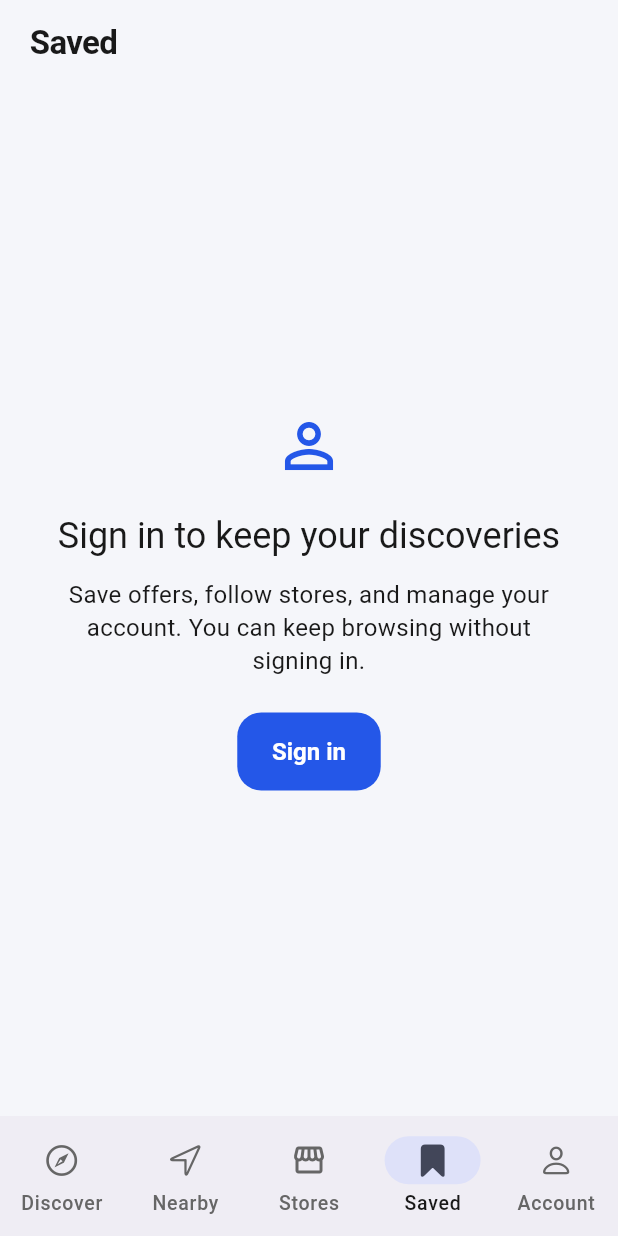
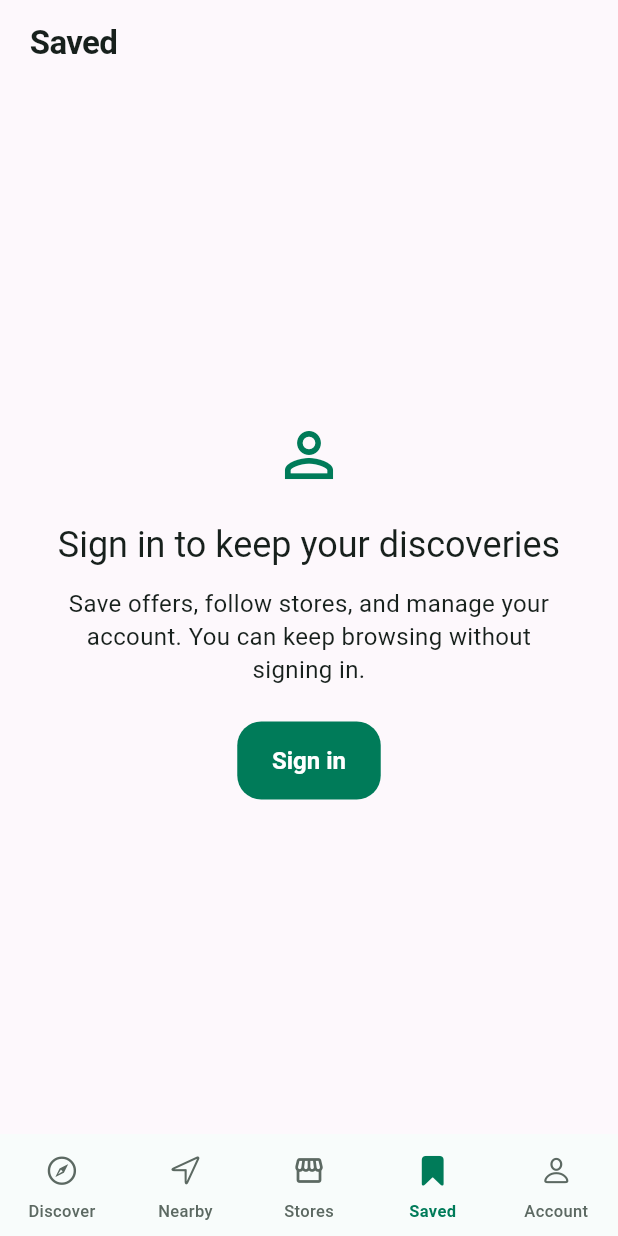
Before and after one commit to deepalweb/DealFinder, a Flutter app: the screen it shows after launch, item 4 of the bottom bar chosen, on a phone screen of 412 x 824 dp. Run offline on Flutter 3.47's test engine with Material 3 defaults, Android fonts, the phone set to English and light mode, and no system bars; our stand-ins replace cached_network_image, firebase_auth, firebase_core, firebase_messaging, flutter_dotenv, flutter_image_compress and 10 more; missing offline and left inert: flutter_app_badger, mobile_scanner; accounts and stored records are empty; network calls fail.

Commit message:
Use one green theme and tab bar across the app
Discover, Nearby and offer details used a green theme while every other
screen used blue, so the selected tab and surfaces changed color between
tabs (HIG color.md: one color, one meaning). AppTheme now carries the
green palette, including green-tinted neutrals for light and dark, and a
single NavigationBarTheme; stitchDiscoverTheme keeps only compact control
sizing. Direct blue references move to AppColors.brand, and the unused
low-contrast textTertiary token is removed.

All text/surface pairs measure 5.3:1 or higher (WCAG AA).

Co-Authored-By: Claude Opus 5.5 <noreply@anthropic.com>

```diff
--- a/mobile_app/lib/src/config/app_theme.dart
+++ b/mobile_app/lib/src/config/app_theme.dart
@@ -5,27 +5,28 @@ import 'package:flutter/services.dart';
 /// DealFinder: sapphire actions, quiet surfaces, and photography-led content.
 /// Legacy names remain aliases so all existing screens share the new tokens.
 class AppColors {
-  static const ceylonInk = Color(0xFF2457E8);
+  // One brand color across the app (was blue #2457E8 outside Discover).
+  static const brand = Color(0xFF007B59);
+  static const brandDark = Color(0xFF81E2BF);
   static const turmeric = Color(0xFFFFD67A);
   static const chili = Color(0xFFBC3548);
   static const betelGreen = Color(0xFF237450);
-  static const sand = Color(0xFFF5F6FA);
-  static const charcoal = Color(0xFF191919);
-  static const ash = Color(0xFF666666);
+  static const sand = Color(0xFFFDF8FC);
+  static const charcoal = Color(0xFF17201C);
+  static const ash = Color(0xFF5C6962);
   static const textPrimary = charcoal;
   static const textSecondary = ash;
-  static const textTertiary = Color(0xFF737D90);
   static const surfaceLight = sand;
   static const cardLight = Color(0xFFFFFFFF);
-  static const borderLight = Color(0xFFDDE2EC);
+  static const borderLight = Color(0xFFE8E5E7);
   static const borderSubtle = Color(0xFFE8ECF3);
-  static const surfaceDark = Color(0xFF10131B);
-  static const cardDark = Color(0xFF1B202C);
-  static const borderDark = Color(0xFF343C4C);
-  static const textPrimaryDark = Color(0xFFF1F4FA);
-  static const textSecondaryDark = Color(0xFFADB8CC);
+  static const surfaceDark = Color(0xFF111A16);
+  static const cardDark = Color(0xFF1B2721);
+  static const borderDark = Color(0xFF38463E);
+  static const textPrimaryDark = Color(0xFFEDF5EF);
+  static const textSecondaryDark = Color(0xFFB5C6BB);
   static const barBackgroundLight = Color(0xEEFFFFFF);
-  static const barBackgroundDark = Color(0xEE1B202C);
+  static const barBackgroundDark = Color(0xEE1B2721);
   static const error = chili;
 
   static bool isDark(BuildContext context) =>
@@ -93,7 +94,7 @@ class AppMotion {
 class AppButtonStyles {
   static ButtonStyle primary({Color? background, Color? foreground}) =>
       ElevatedButton.styleFrom(
-        backgroundColor: background ?? AppColors.ceylonInk,
+        backgroundColor: background ?? AppColors.brand,
         foregroundColor: foreground ?? Colors.white,
         elevation: 0,
         minimumSize: const Size(48, 52),
@@ -140,26 +141,28 @@ class AppTheme {
     final border = highContrast
         ? (dark ? AppColors.textSecondaryDark : AppColors.textSecondary)
         : (dark ? AppColors.borderDark : AppColors.borderLight);
-    final accent = dark ? const Color(0xFF9EB9FF) : AppColors.ceylonInk;
-    final onAccent = dark ? AppColors.surfaceDark : Colors.white;
+    final accent = dark ? AppColors.brandDark : AppColors.brand;
+    final onAccent = dark ? const Color(0xFF003829) : Colors.white;
     final scheme = ColorScheme.fromSeed(
-            seedColor: AppColors.ceylonInk, brightness: brightness)
+            seedColor: AppColors.brand, brightness: brightness)
         .copyWith(
       primary: accent,
       onPrimary: onAccent,
       primaryContainer:
-          dark ? const Color(0xFF273657) : const Color(0xFFE9EFFF),
+          dark ? const Color(0xFF174D3B) : const Color(0xFFA9F4D8),
       onPrimaryContainer:
-          dark ? AppColors.textPrimaryDark : AppColors.ceylonInk,
+          dark ? const Color(0xFFBCFBE3) : const Color(0xFF00553E),
+      tertiary: dark ? const Color(0xFFFFCF7A) : const Color(0xFFC07812),
       secondary: accent,
       onSecondary: onAccent,
       surface: card,
       onSurface: text,
       onSurfaceVariant: muted,
+      surfaceContainerLowest: dark ? AppColors.cardDark : Colors.white,
       surfaceContainerLow:
-          dark ? const Color(0xFF27292D) : const Color(0xFFF1F1F1),
+          dark ? const Color(0xFF18221D) : const Color(0xFFF8FCFB),
       surfaceContainerHighest:
-          dark ? const Color(0xFF272E3D) : const Color(0xFFEDF0F6),
+          dark ? const Color(0xFF29342E) : const Color(0xFFEFEDEE),
       outline: muted,
       outlineVariant: border,
       error: dark ? const Color(0xFFFFA7B2) : AppColors.chili,
@@ -208,6 +211,23 @@ class AppTheme {
                   fontSize: 12, fontWeight: FontWeight.w500, color: muted),
             );
     return base.copyWith(
+      navigationBarTheme: NavigationBarThemeData(
+        backgroundColor: scheme.surfaceContainerLow,
+        indicatorColor: Colors.transparent,
+        iconTheme: WidgetStateProperty.resolveWith((states) => IconThemeData(
+            size: 22,
+            color: states.contains(WidgetState.selected)
+                ? scheme.primary
+                : scheme.onSurfaceVariant)),
+        labelTextStyle: WidgetStateProperty.resolveWith((states) => TextStyle(
+            fontSize: 11,
+            fontWeight: states.contains(WidgetState.selected)
+                ? FontWeight.w700
+                : FontWeight.w500,
+            color: states.contains(WidgetState.selected)
+                ? scheme.primary
+                : scheme.onSurfaceVariant)),
+      ),
       scaffoldBackgroundColor: canvas,
       visualDensity: VisualDensity.standard,
       textTheme: typography,
--- a/mobile_app/lib/src/screens/deal_detail_screen.dart
+++ b/mobile_app/lib/src/screens/deal_detail_screen.dart
@@ -1179,7 +1179,7 @@ class _DealDetailScreenState extends State<DealDetailScreen> {
           icon: Icons.auto_awesome,
           label: l10n.featuredLabel,
           backgroundColor: AppColors.turmeric.withValues(alpha: 0.16),
-          foregroundColor: AppColors.ceylonInk,
+          foregroundColor: AppColors.brand,
         ),
       if (DealExpiryHelper.isEndingToday(promotion.endDate))
         _buildInfoPill(
@@ -1279,7 +1279,7 @@ class _DealDetailScreenState extends State<DealDetailScreen> {
                   )),
             style: _dealAlertEnabled
                 ? OutlinedButton.styleFrom(
-                    foregroundColor: AppColors.ceylonInk,
+                    foregroundColor: AppColors.brand,
                     backgroundColor: AppColors.turmeric.withValues(alpha: 0.18),
                     side: const BorderSide(color: AppColors.turmeric),
                   )
@@ -1347,7 +1347,7 @@ class _DealDetailScreenState extends State<DealDetailScreen> {
                 'වෙළඳසැල් වෙබ් අඩවිය විවෘත කරන්න', 'வணிகர் இணையதளத்தைத் திற'),
             icon: Icons.delivery_dining,
             onPressed: () => _launchURL(orderLink),
-            backgroundColor: AppColors.ceylonInk,
+            backgroundColor: AppColors.brand,
             foregroundColor: AppColors.sand,
           )
         : _showsVisitNow
@@ -1355,7 +1355,7 @@ class _DealDetailScreenState extends State<DealDetailScreen> {
                 label: _t('Get directions', 'මාර්ගය බලන්න', 'வழிகாட்டல் பெறுக'),
                 icon: Icons.directions_outlined,
                 onPressed: _openDirections,
-                backgroundColor: AppColors.ceylonInk,
+                backgroundColor: AppColors.brand,
                 foregroundColor: AppColors.sand,
               )
             : (promotion.url ?? '').isNotEmpty
@@ -1363,7 +1363,7 @@ class _DealDetailScreenState extends State<DealDetailScreen> {
                     label: l10n.openDealLabel,
                     icon: Icons.launch,
                     onPressed: () => _launchURL(promotion.url!),
-                    backgroundColor: AppColors.ceylonInk,
+                    backgroundColor: AppColors.brand,
                     foregroundColor: AppColors.sand,
                   )
                 : (promotion.websiteUrl ?? '').isNotEmpty
@@ -1371,7 +1371,7 @@ class _DealDetailScreenState extends State<DealDetailScreen> {
                         label: l10n.websiteLabel,
                         icon: Icons.public,
                         onPressed: () => _launchURL(promotion.websiteUrl!),
-                        backgroundColor: AppColors.ceylonInk,
+                        backgroundColor: AppColors.brand,
                         foregroundColor: AppColors.sand,
                       )
                     : null;
--- a/mobile_app/lib/src/screens/main_navigation_screen.dart
+++ b/mobile_app/lib/src/screens/main_navigation_screen.dart
@@ -10,7 +10,6 @@ import 'stores_screen.dart';
 import 'nearby_deals_screen.dart';
 import '../services/app_session.dart';
 import '../widgets/sign_in_gate.dart';
-import '../widgets/stitch_discover_components.dart' show stitchDiscoverTheme;
 
 class MainNavigationScreen extends StatefulWidget {
   final String userId;
@@ -206,9 +205,7 @@ class _MainNavigationScreenState extends State<MainNavigationScreen> {
       ])));
     }
     final navigation = NavigationBar(
-      height: _selectedIndex <= 1
-          ? (MediaQuery.textScalerOf(context).scale(16) > 24 ? 104 : 68)
-          : null,
+      height: MediaQuery.textScalerOf(context).scale(16) > 24 ? 104 : 68,
       selectedIndex: _selectedIndex,
       onDestinationSelected: _onItemTapped,
       destinations: _navItems
@@ -218,39 +215,14 @@ class _MainNavigationScreenState extends State<MainNavigationScreen> {
               label: item.label(l10n)))
           .toList(),
     );
-    final discoverTheme = stitchDiscoverTheme(theme);
+    // One tab bar for every tab: the same height, colors and labels everywhere.
     return Scaffold(
       body: screens,
-      bottomNavigationBar: _selectedIndex > 1
-          ? navigation
-          : Theme(
-              data: discoverTheme.copyWith(
-                  navigationBarTheme: discoverTheme.navigationBarTheme.copyWith(
-                backgroundColor: discoverTheme.colorScheme.surfaceContainerLow,
-                indicatorColor: Colors.transparent,
-                iconTheme: WidgetStateProperty.resolveWith((states) =>
-                    IconThemeData(
-                        size: 22,
-                        color: states.contains(WidgetState.selected)
-                            ? discoverTheme.colorScheme.primary
-                            : discoverTheme.colorScheme.onSurfaceVariant)),
-                labelTextStyle: WidgetStateProperty.resolveWith((states) =>
-                    theme.textTheme.labelSmall?.copyWith(
-                        fontSize: 11,
-                        fontWeight: states.contains(WidgetState.selected)
-                            ? FontWeight.w700
-                            : FontWeight.w500,
-                        color: states.contains(WidgetState.selected)
-                            ? discoverTheme.colorScheme.primary
-                            : discoverTheme.colorScheme.onSurfaceVariant)),
-              )),
-              child: DecoratedBox(
-                  decoration: BoxDecoration(
-                      border: Border(
-                          top: BorderSide(
-                              color:
-                                  discoverTheme.colorScheme.outlineVariant))),
-                  child: navigation)),
+      bottomNavigationBar: DecoratedBox(
+          decoration: BoxDecoration(
+              border: Border(
+                  top: BorderSide(color: theme.colorScheme.outlineVariant))),
+          child: navigation),
     );
   }
 
--- a/mobile_app/lib/src/widgets/deal_pills.dart
+++ b/mobile_app/lib/src/widgets/deal_pills.dart
@@ -154,7 +154,7 @@ class PriceBlock extends StatelessWidget {
           Container(
             padding: const EdgeInsets.symmetric(horizontal: 7, vertical: 3),
             decoration: BoxDecoration(
-              color: AppColors.ceylonInk,
+              color: AppColors.brand,
               borderRadius: BorderRadius.circular(AppRadius.pill),
             ),
             child: Text(
--- a/mobile_app/lib/src/widgets/dealfinder_mark.dart
+++ b/mobile_app/lib/src/widgets/dealfinder_mark.dart
@@ -23,7 +23,7 @@ class _MarkPainter extends CustomPainter {
     canvas.drawRRect(
       RRect.fromRectAndRadius(
           const Rect.fromLTWH(0, 0, 64, 64), const Radius.circular(19)),
-      Paint()..color = AppColors.ceylonInk,
+      Paint()..color = AppColors.brand,
     );
     final ticket = Path()
       ..moveTo(16, 19)
@@ -45,7 +45,7 @@ class _MarkPainter extends CustomPainter {
       ..quadraticBezierTo(31, 34, 24, 32)
       ..quadraticBezierTo(31, 30, 32, 23)
       ..close();
-    canvas.drawPath(star, Paint()..color = AppColors.ceylonInk);
+    canvas.drawPath(star, Paint()..color = AppColors.brand);
   }
 
   @override
--- a/mobile_app/lib/src/widgets/modern_deal_card.dart
+++ b/mobile_app/lib/src/widgets/modern_deal_card.dart
@@ -154,7 +154,7 @@ class _ModernDealCardState extends State<ModernDealCard> {
                                     padding: const EdgeInsets.symmetric(
                                         horizontal: 10, vertical: 6),
                                     decoration: BoxDecoration(
-                                        color: AppColors.ceylonInk,
+                                        color: AppColors.brand,
                                         borderRadius:
                                             BorderRadius.circular(10)),
                                     child: Text(discount!,
--- a/mobile_app/lib/src/widgets/stitch_discover_components.dart
+++ b/mobile_app/lib/src/widgets/stitch_discover_components.dart
@@ -9,29 +9,10 @@ import 'discover_search_hint.dart';
 import 'discovery_offer_card.dart';
 import 'offer_save_button.dart';
 
-/// Marketplace-page palette, scoped to Discover and Nearby, never globally.
+/// Compact control sizing for the marketplace screens. Colors come from AppTheme.
 ThemeData stitchDiscoverTheme(ThemeData base) {
-  final dark = base.brightness == Brightness.dark;
-  final scheme = base.colorScheme.copyWith(
-    primary: dark ? const Color(0xFF81E2BF) : const Color(0xFF007B59),
-    onPrimary: dark ? const Color(0xFF003829) : Colors.white,
-    tertiary: dark ? const Color(0xFFFFCF7A) : const Color(0xFFC07812),
-    primaryContainer: dark ? const Color(0xFF174D3B) : const Color(0xFFA9F4D8),
-    onPrimaryContainer:
-        dark ? const Color(0xFFBCFBE3) : const Color(0xFF00553E),
-    surface: dark ? const Color(0xFF111A16) : const Color(0xFFFDF8FC),
-    surfaceContainerLowest: dark ? const Color(0xFF1B2721) : Colors.white,
-    surfaceContainerLow:
-        dark ? const Color(0xFF18221D) : const Color(0xFFF8FCFB),
-    surfaceContainerHighest:
-        dark ? const Color(0xFF29342E) : const Color(0xFFEFEDEE),
-    onSurface: dark ? const Color(0xFFEDF5EF) : const Color(0xFF17201C),
-    onSurfaceVariant: dark ? const Color(0xFFB5C6BB) : const Color(0xFF5C6962),
-    outlineVariant: dark ? const Color(0xFF38463E) : const Color(0xFFE8E5E7),
-  );
+  final scheme = base.colorScheme;
   return base.copyWith(
-    colorScheme: scheme,
-    scaffoldBackgroundColor: scheme.surface,
     iconButtonTheme: IconButtonThemeData(
         style: IconButton.styleFrom(
             foregroundColor: scheme.primary, minimumSize: const Size(48, 48))),
```
Also changed, not shown: 1 other file.
